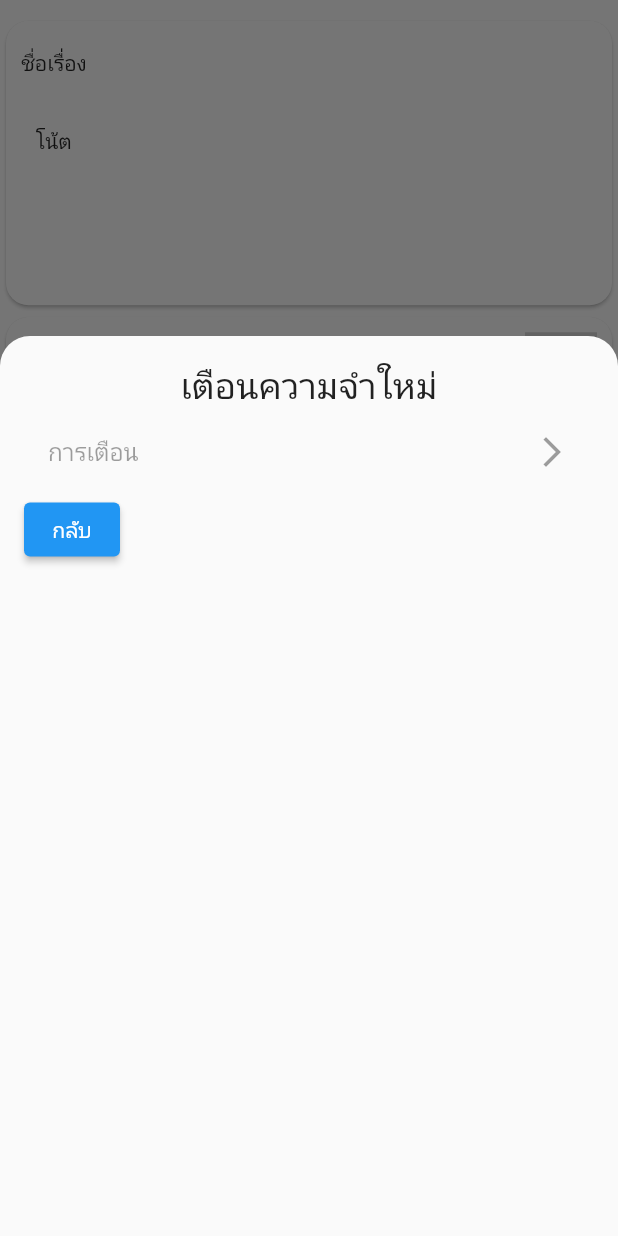
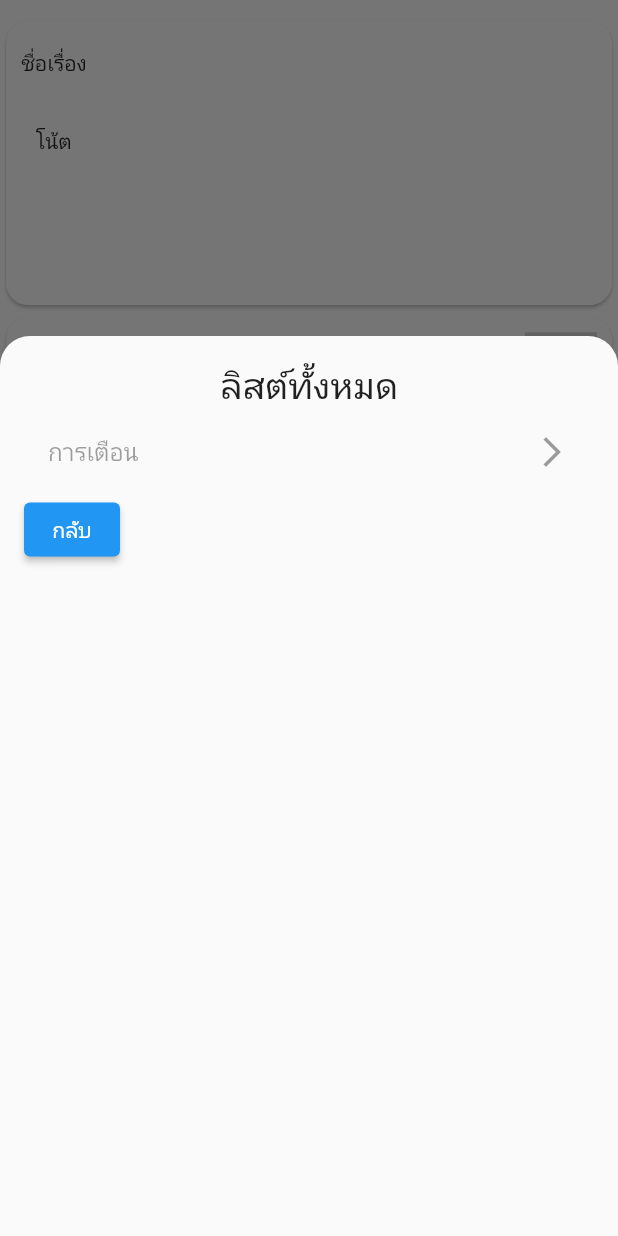
Before and after one commit to boss29024/todolist_app, a Flutter app: the ReminderPage screen opened by its route, after a tap on "ลิสต์", on a phone screen of 412 x 824 dp. Run offline on Flutter 3.47's test engine with Material 2 defaults, Android fonts, the phone set to English and light mode, and no system bars; our stand-ins replace flutter_slidable; missing offline and left inert: switcher_button.

Commit message:
ลิสต์ทั้งหมด

```diff
--- a/to_do_list/lib/page/ReminderPage.dart
+++ b/to_do_list/lib/page/ReminderPage.dart
@@ -78,7 +78,7 @@ class _ReminderPageState extends State<ReminderPage> {
                       crossAxisAlignment: CrossAxisAlignment.center,
                       children: <Widget>[
                         const Text(
-                          'เตือนความจำใหม่',
+                          'ลิสต์ทั้งหมด',
                           style: TextStyle(fontSize: 24),
                         ),
                         AllHeadListPage(),
```
